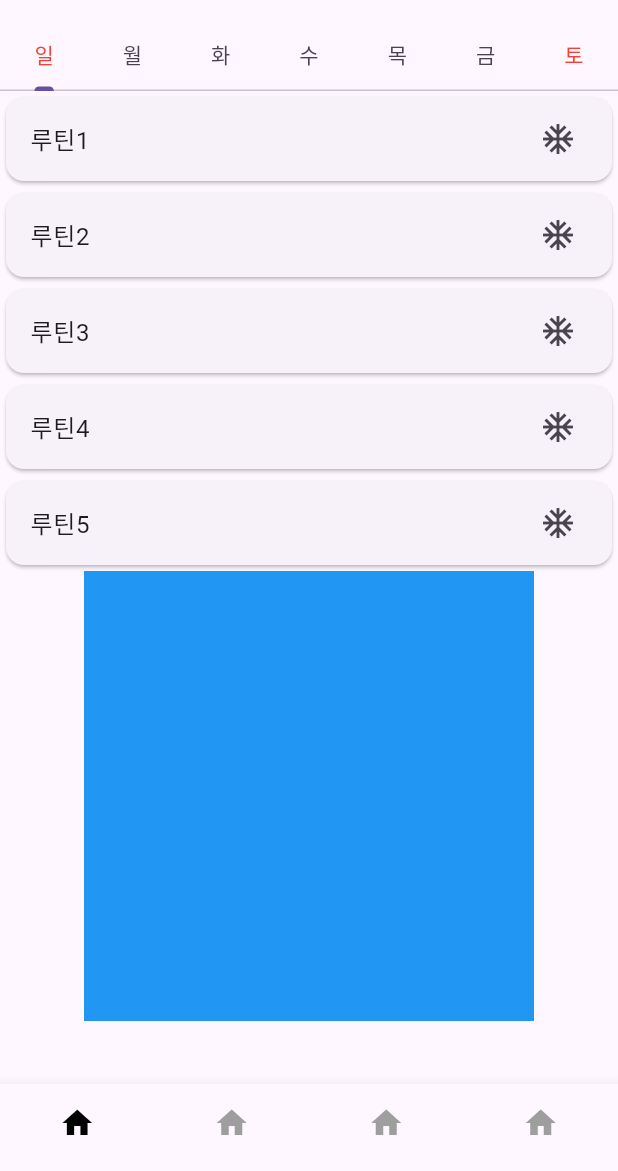
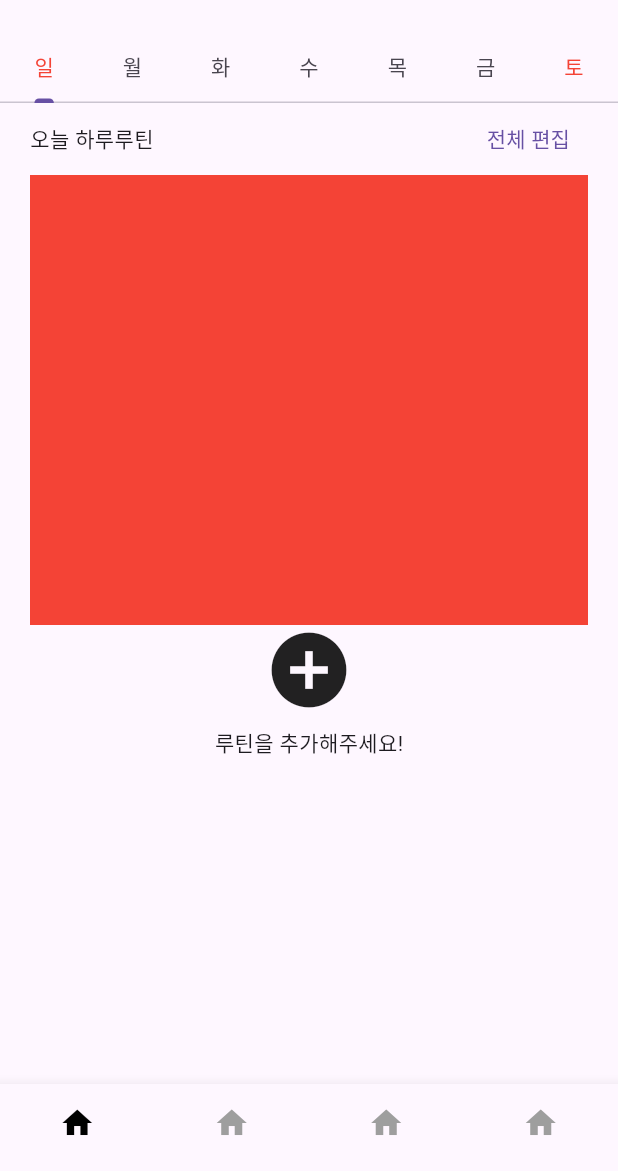
Before and after one commit to formart12/hatin-project, a Flutter app: the screen it shows after launch, on a phone screen of 412 x 824 dp, the part 65-1236 px from its top. Run offline on Flutter 3.47's test engine with Material 3 defaults, Android fonts, the phone set to English and light mode, and no system bars.

Commit message:
루틴 UI 추가

```diff
--- a/lib/src/home/home_view.dart
+++ b/lib/src/home/home_view.dart
@@ -1,4 +1,11 @@
 import 'package:flutter/material.dart';
+import 'package:hatin/src/ui/friday_ui.dart';
+import 'package:hatin/src/ui/monday_ui.dart';
+import 'package:hatin/src/ui/saturday_ui.dart';
+import 'package:hatin/src/ui/sunday_ui.dart';
+import 'package:hatin/src/ui/thursday_ui.dart';
+import 'package:hatin/src/ui/tuesday_ui.dart';
+import 'package:hatin/src/ui/wednesday_ui.dart';
 
 class HomeView extends StatefulWidget {
   const HomeView({super.key});
@@ -9,15 +16,39 @@ class HomeView extends StatefulWidget {
 
 class _TabBarScreenState extends State<HomeView>
     with SingleTickerProviderStateMixin {
-  late TabController tabController = TabController(
-    length: 7,
-    vsync: this,
-    initialIndex: 0,
-  );
+  final _tabs = <Tab>[
+    const Tab(
+      child: Text(
+        "일",
+        style: TextStyle(color: Colors.red),
+      ),
+    ),
+    const Tab(text: "월"),
+    const Tab(text: "화"),
+    const Tab(text: "수"),
+    const Tab(text: "목"),
+    const Tab(text: "금"),
+    const Tab(
+        child: Text(
+      "토",
+      style: TextStyle(color: Colors.red),
+    )),
+  ];
+  late final TabController _tabController;
+
+  @override
+  void initState() {
+    super.initState();
+    _tabController = TabController(
+      length: _tabs.length,
+      vsync: this,
+      initialIndex: 0,
+    );
+  }
 
   @override
   void dispose() {
-    tabController.dispose();
+    _tabController.dispose();
     super.dispose();
   }
 
@@ -26,97 +57,28 @@ class _TabBarScreenState extends State<HomeView>
     return Scaffold(
       appBar: AppBar(
         title: const Text("나의 루틴"),
+        bottom: PreferredSize(
+            preferredSize: AppBar().preferredSize, child: _tabBar()),
       ),
-      body: SingleChildScrollView(
-        child: Column(
-          children: [
-            _tabBar(),
-            _myroutin(),
-            SafeArea(
-              child: _logo(),
-            ),
-          ],
-        ),
+      body: TabBarView(
+        controller: _tabController,
+        children: const [
+          SunDayUi(),
+          MonDayUi(),
+          TuesDayUi(),
+          WednesDay(),
+          ThursDay(),
+          FriDayUi(),
+          SaturDay(),
+        ],
       ),
     );
   }
 
   Widget _tabBar() {
     return TabBar(
-      controller: tabController,
-      tabs: const [
-        Tab(
-          child: Text(
-            "일",
-            style: TextStyle(color: Colors.red),
-          ),
-        ),
-        Tab(text: "월"),
-        Tab(text: "화"),
-        Tab(text: "수"),
-        Tab(text: "목"),
-        Tab(text: "금"),
-        Tab(
-            child: Text(
-          "토",
-          style: TextStyle(color: Colors.red),
-        )),
-      ],
-    );
-  }
-
-  Widget _myroutin() {
-    return const Column(
-      children: [
-        Card(
-          child: ListTile(
-            title: Text(
-              "루틴1",
-            ),
-            trailing: Icon(Icons.ac_unit),
-          ),
-        ),
-        Card(
-          child: ListTile(
-            title: Text(
-              "루틴2",
-            ),
-            trailing: Icon(Icons.ac_unit),
-          ),
-        ),
-        Card(
-          child: ListTile(
-            title: Text(
-              "루틴3",
-            ),
-            trailing: Icon(Icons.ac_unit),
-          ),
-        ),
-        Card(
-          child: ListTile(
-            title: Text(
-              "루틴4",
-            ),
-            trailing: Icon(Icons.ac_unit),
-          ),
-        ),
-        Card(
-          child: ListTile(
-            title: Text(
-              "루틴5",
-            ),
-            trailing: Icon(Icons.ac_unit),
-          ),
-        ),
-      ],
-    );
-  }
-
-  Widget _logo() {
-    return Container(
-      width: 300,
-      height: 300,
-      color: Colors.blue,
+      controller: _tabController,
+      tabs: _tabs,
     );
   }
 }
--- /dev/null
+++ b/lib/src/ui/sunday_ui.dart
@@ -0,0 +1,69 @@
+import 'package:flutter/material.dart';
+
+class SunDayUi extends StatefulWidget {
+  const SunDayUi({super.key});
+
+  @override
+  State<SunDayUi> createState() => _SunDayUiState();
+}
+
+class _SunDayUiState extends State<SunDayUi> {
+  @override
+  Widget build(BuildContext context) {
+    return SingleChildScrollView(
+      child: Padding(
+        padding: const EdgeInsets.symmetric(horizontal: 20),
+        child: Column(children: [
+          Row(
+            mainAxisAlignment: MainAxisAlignment.spaceBetween,
+            children: [
+              _todaylist(),
+              _listedit(),
+            ],
+          ),
+          _plusroutin(),
+          _checkroutine(),
+        ]),
+      ),
+    );
+  }
+
+  Widget _todaylist() {
+    return const Text("오늘 하루루틴");
+  }
+
+  Widget _listedit() {
+    return TextButton(
+      onPressed: () {},
+      child: const Text("전체 편집"),
+    );
+  }
+
+  Widget _plusroutin() {
+    return Column(
+      children: [
+        Container(
+          width: double.infinity,
+          height: 300,
+          color: Colors.red,
+        )
+      ],
+    );
+  }
+
+  Widget _checkroutine() {
+    return const Column(
+      mainAxisAlignment: MainAxisAlignment.center,
+      children: [
+        Icon(
+          Icons.add_circle,
+          size: 60,
+        ),
+        Padding(
+          padding: EdgeInsets.all(8.0),
+          child: Text("루틴을 추가해주세요!"),
+        )
+      ],
+    );
+  }
+}
```
Also changed, not shown: lib/src/ui/friday_ui.dart (added, +64 -0 lines), lib/src/ui/monday_ui.dart (added, +69 -0 lines), lib/src/ui/saturday_ui.dart (added, +64 -0 lines), lib/src/ui/thursday_ui.dart (added, +69 -0 lines), lib/src/ui/tuesday_ui.dart (added, +69 -0 lines), lib/src/ui/wednesday_ui.dart (added, +69 -0 lines).
